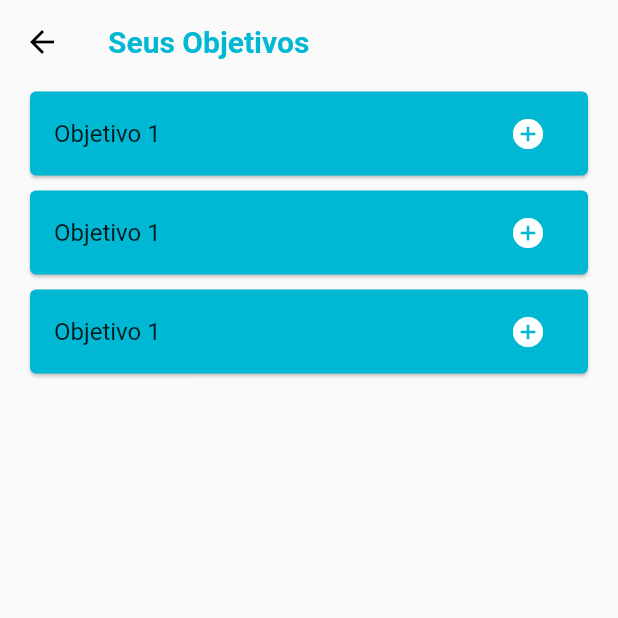
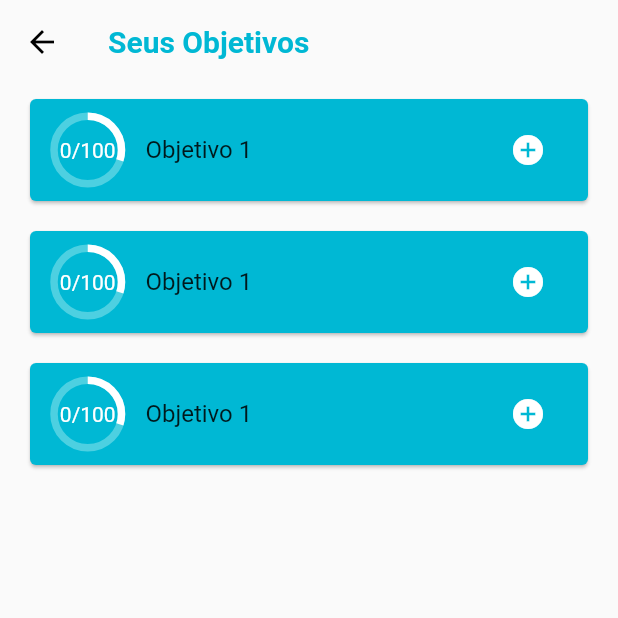
Before and after one commit to soumessias/flutter_learning_05, a Flutter app: the ObjectivesPage screen opened by its route, on a phone screen of 412 x 824 dp, the top half of it. Run offline on Flutter 3.47's test engine with Material 2 defaults, Android fonts, the phone set to English and light mode, and no system bars.

```diff
--- a/lib/components/objective_item.dart
+++ b/lib/components/objective_item.dart
@@ -6,29 +6,32 @@ class ObjectiveItem extends StatelessWidget {
   @override
   Widget build(BuildContext context) {
     return Card(
-      margin: const EdgeInsets.only(left: 20, right: 20, top: 5, bottom: 5),
+      margin: const EdgeInsets.only(left: 20, right: 20, top: 10, bottom: 10),
       color: Colors.cyanAccent.shade700,
       child: ListTile(
-        // leading: ,
-        // leading: Container(
-        //   height: 40,
-        //   width: 50,
-        //   alignment: Alignment.center,
-        //   decoration: const BoxDecoration(
-        //     borderRadius: BorderRadius.all(Radius.circular(10)),
-        //     color: Colors.white,
-        //   ),
-        //   child: FittedBox(
-        //     fit: BoxFit.fitWidth,
-        //     child: Text(
-        //       "0/100",
-        //       style: TextStyle(
-        //           fontWeight: FontWeight.bold,
-        //           color: Colors.cyanAccent.shade700),
-        //     ),
-        //   ),
-        // ),
-        title: Text(
+        visualDensity: const VisualDensity(vertical: 3),
+        leading: Stack(
+          alignment: Alignment.center,
+          children: [
+            SizedBox(
+              height: 45,
+              width: 45,
+              child: CircularProgressIndicator(
+                strokeWidth: 5,
+                value: 0.3,
+                backgroundColor: Colors.cyan.shade300,
+                color: Colors.white,
+              ),
+            ),
+            const Text(
+              "0/100",
+              style: TextStyle(
+                color: Colors.white,
+              ),
+            )
+          ],
+        ),
+        title: const Text(
           "Objetivo 1",
         ),
         trailing: IconButton(
```
